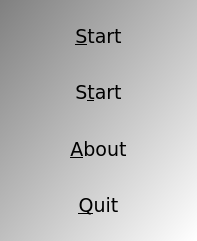
The window that Games/GameConnectThree/qtconnectthreemenudialog.ui (richelbilderbeek/ProjectRichelBilderbeek) describes before a commit, drawn with Qt 5.
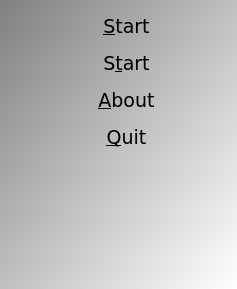
The same window after the commit. Icons and pictures are not drawn.

Patch:
```diff
--- a/Games/GameConnectThree/qtconnectthreemenudialog.ui
+++ b/Games/GameConnectThree/qtconnectthreemenudialog.ui
@@ -6,8 +6,8 @@
    <rect>
     <x>0</x>
     <y>0</y>
-    <width>197</width>
-    <height>241</height>
+    <width>237</width>
+    <height>289</height>
    </rect>
   </property>
   <property name="font">
@@ -27,24 +27,18 @@
 QPushButton { color: rgb(0,0,0); }
 QPushButton { font: 32px, &quot;monospace&quot; }</string>
   </property>
-  <layout class="QVBoxLayout" name="verticalLayout">
-   <item>
-    <widget class="QPushButton" name="button_start">
-     <property name="sizePolicy">
-      <sizepolicy hsizetype="Minimum" vsizetype="Minimum">
-       <horstretch>0</horstretch>
-       <verstretch>0</verstretch>
-      </sizepolicy>
-     </property>
+  <layout class="QFormLayout" name="formLayout">
+   <item row="2" column="0">
+    <widget class="QLabel" name="label">
      <property name="text">
-      <string>&amp;Start</string>
+      <string/>
      </property>
-     <property name="flat">
-      <bool>true</bool>
+     <property name="pixmap">
+      <pixmap resource="GameConnectThree.qrc">:/images/GameConnectThreeRetro.png</pixmap>
      </property>
     </widget>
    </item>
-   <item>
+   <item row="2" column="1">
     <widget class="QPushButton" name="button_start_retro">
      <property name="sizePolicy">
       <sizepolicy hsizetype="Minimum" vsizetype="Minimum">
@@ -60,7 +54,23 @@
      </property>
     </widget>
    </item>
-   <item>
+   <item row="0" column="1">
+    <widget class="QPushButton" name="button_start">
+     <property name="sizePolicy">
+      <sizepolicy hsizetype="Minimum" vsizetype="Minimum">
+       <horstretch>0</horstretch>
+       <verstretch>0</verstretch>
+      </sizepolicy>
+     </property>
+     <property name="text">
+      <string>&amp;Start</string>
+     </property>
+     <property name="flat">
+      <bool>true</bool>
+     </property>
+    </widget>
+   </item>
+   <item row="5" column="1">
     <widget class="QPushButton" name="button_about">
      <property name="sizePolicy">
       <sizepolicy hsizetype="Minimum" vsizetype="Minimum">
@@ -76,7 +86,7 @@
      </property>
     </widget>
    </item>
-   <item>
+   <item row="6" column="1">
     <widget class="QPushButton" name="button_quit">
      <property name="sizePolicy">
       <sizepolicy hsizetype="Minimum" vsizetype="Minimum">
```
Left out of the diff: 10 changed lines with no effect on the pictures.
